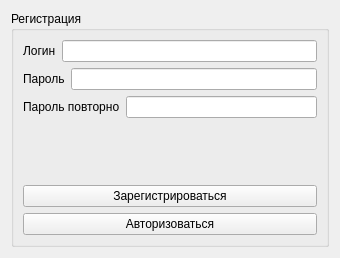
The window that client/users/ui_files/register.ui (KorvinThePoet/A2A) describes before a commit, drawn with Qt 5.
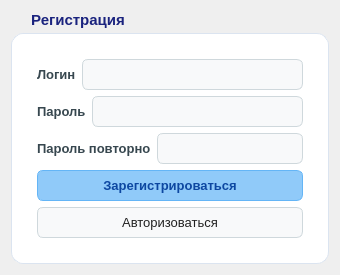
The same window after the commit.

The edit to the form file:
```diff
--- a/client/users/ui_files/register.ui
+++ b/client/users/ui_files/register.ui
@@ -1,7 +1,7 @@
 <?xml version="1.0" encoding="UTF-8"?>
 <ui version="4.0">
- <class>Form</class>
- <widget class="QWidget" name="Form">
+ <class>registerCard</class>
+ <widget class="QWidget" name="registerCard">
   <property name="geometry">
    <rect>
     <x>0</x>
@@ -13,6 +13,86 @@
   <property name="windowTitle">
    <string>Form</string>
   </property>
+  <property name="styleSheet">
+   <string notr="true">/* Мягкий светлый градиент всего окна регистрации */
+QWidget#registerCard {
+    background: qlineargradient(x1:0, y1:0, x2:1, y2:1, 
+                stop:0 #f5f7fa, stop:1 #e4ebf5);
+}
+
+/* Белая карточка формы (QGroupBox) */
+QWidget#registerCard QGroupBox {
+    background-color: #ffffff;
+    border: 1px solid #dbe4f0;
+    border-radius: 12px;
+    margin-top: 22px;
+    padding: 16px;
+    font-size: 15px;
+    font-weight: bold;
+    color: #1a237e;
+}
+
+/* Заголовок &quot;Регистрация&quot; */
+QWidget#registerCard QGroupBox::title {
+    subcontrol-origin: margin;
+    subcontrol-position: top left;
+    left: 12px;
+    padding: 0 6px;
+    color: #1a237e;
+}
+
+/* Подписи полей (Логин, Пароль, Пароль повторно) */
+QWidget#registerCard QLabel {
+    background-color: transparent;
+    color: #37474f;
+    font-size: 13px;
+    font-weight: bold;
+}
+
+/* Поля ввода */
+QWidget#registerCard QLineEdit {
+    background-color: #f8f9fa;
+    color: #212121;
+    border: 1px solid #cfd8dc;
+    border-radius: 6px;
+    padding: 6px 10px;
+    font-size: 13px;
+}
+
+QWidget#registerCard QLineEdit:focus {
+    border: 1px solid #64b5f6;
+    background-color: #ffffff;
+}
+
+/* Второстепенная кнопка (&quot;Авторизоваться&quot;) */
+QWidget#registerCard QPushButton {
+    background-color: #f8f9fa;
+    color: #212121;
+    border: 1px solid #cfd8dc;
+    border-radius: 6px;
+    padding: 7px 14px;
+    font-size: 13px;
+}
+
+QWidget#registerCard QPushButton:hover {
+    background-color: #e3f2fd;
+    border: 1px solid #90caf9;
+    color: #0d47a1;
+}
+
+/* Главная голубая кнопка действия (&quot;Зарегистрироваться&quot; - проверьте её objectName) */
+QWidget#registerCard QPushButton#register_btn {
+    background-color: #90caf9;
+    color: #0d47a1;
+    border: 1px solid #64b5f6;
+    font-weight: bold;
+}
+
+QWidget#registerCard QPushButton#register_btn:hover {
+    background-color: #64b5f6;
+}
+</string>
+  </property>
   <layout class="QVBoxLayout" name="verticalLayout_4">
    <item>
     <widget class="QGroupBox" name="groupBox">
```
